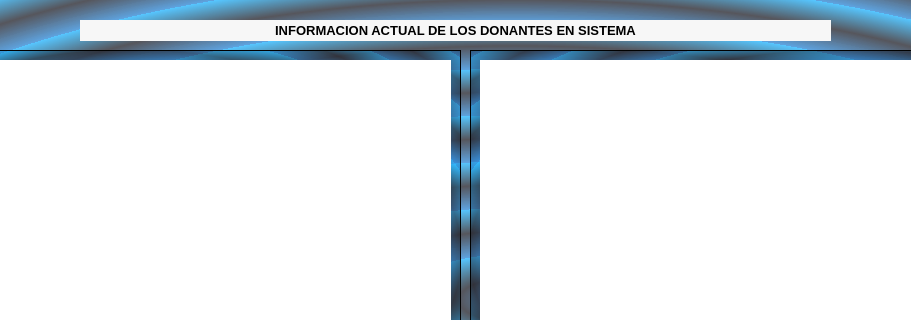
The window that datos_estadisticos.ui (mcewenar/PROY_FINAL_BIOING_II) describes before a commit, drawn with Qt 5; both pictures show x 220 to 1131 and y 0 to 320 of the 1470 by 600 pixel window.
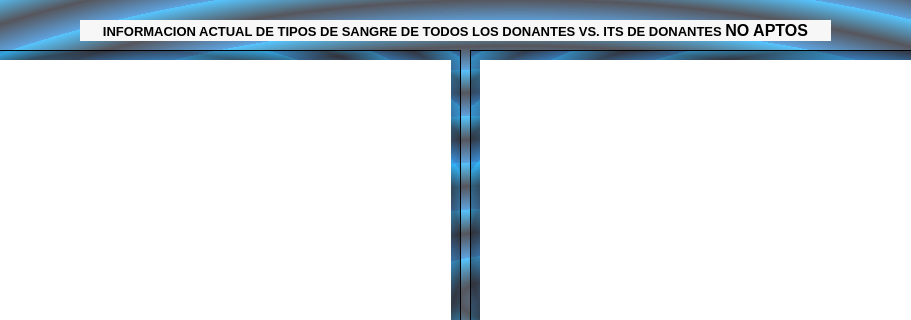
The same window after the commit.

```diff
--- a/datos_estadisticos.ui
+++ b/datos_estadisticos.ui
@@ -165,7 +165,7 @@
     <string notr="true">background-color: rgb(247, 247, 247);</string>
    </property>
    <property name="text">
-    <string>&lt;html&gt;&lt;head/&gt;&lt;body&gt;&lt;p align=&quot;center&quot;&gt;&lt;span style=&quot; font-size:10pt; font-weight:600;&quot;&gt;INFORMACION ACTUAL DE LOS DONANTES EN SISTEMA&lt;/span&gt;&lt;/p&gt;&lt;/body&gt;&lt;/html&gt;</string>
+    <string>&lt;html&gt;&lt;head/&gt;&lt;body&gt;&lt;p align=&quot;center&quot;&gt;&lt;span style=&quot; font-size:10pt; font-weight:600;&quot;&gt;INFORMACION ACTUAL DE TIPOS DE SANGRE DE TODOS LOS DONANTES VS. ITS DE DONANTES &lt;/span&gt;&lt;span style=&quot; font-size:12pt; font-weight:600;&quot;&gt;NO APTOS&lt;/span&gt;&lt;/p&gt;&lt;/body&gt;&lt;/html&gt;</string>
    </property>
   </widget>
   <widget class="QLabel" name="label_2">
```
